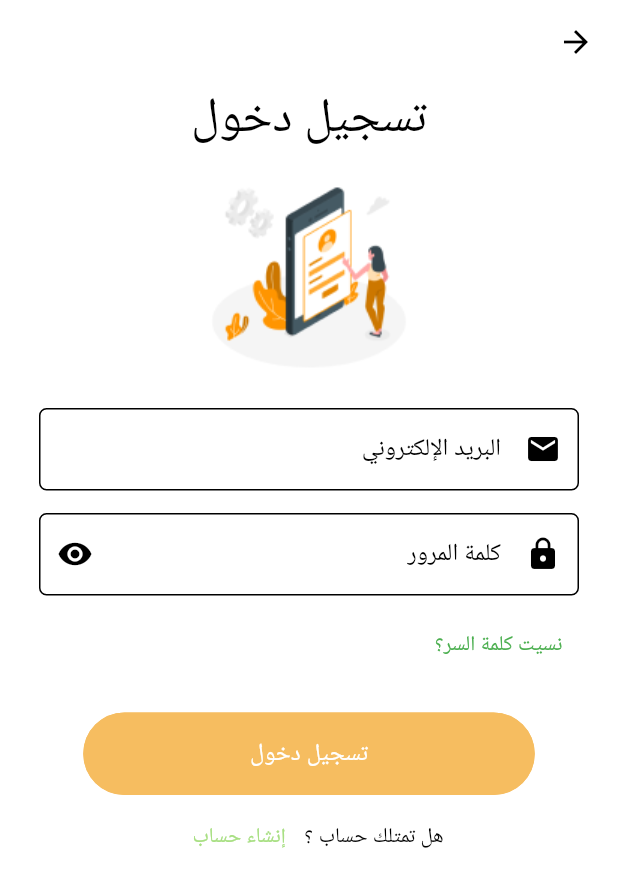
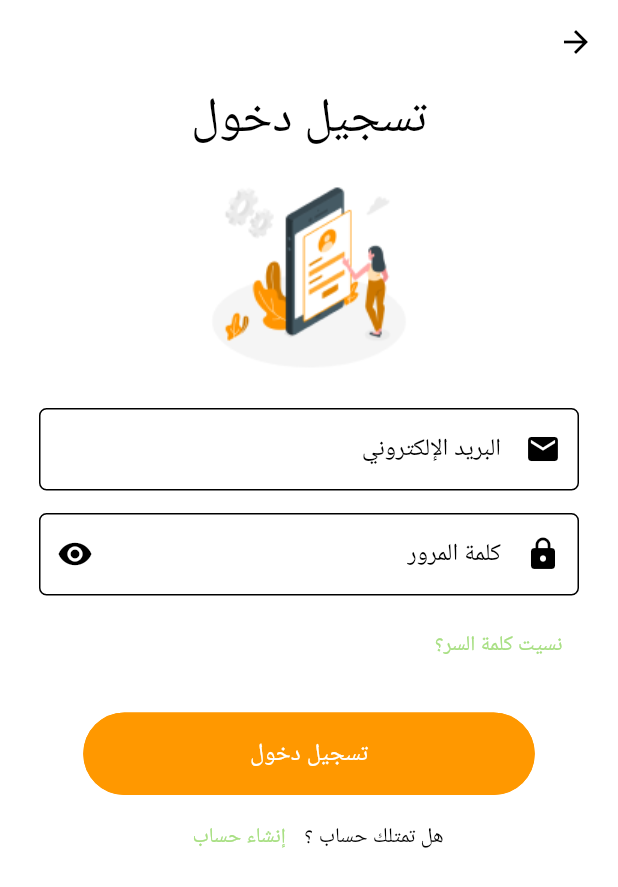
Before and after one commit to mom-food/momFood, a Flutter app: the SignInScreen screen opened by its route, on a phone screen of 412 x 824 dp. Shown: the top 887 px of the screen. Run offline on Flutter 3.47's test engine with Material 3 defaults, Android fonts, the phone set to English and light mode, and no system bars; our stand-ins replace app_links, firebase_auth, firebase_core, flutter_bloc, go_router, google_fonts and 3 more; accounts and stored records are empty; project files that could hold a hidden picture were left out.

Commit message:
new changes on colors

```diff
--- a/app/lib/View/Screens/Authentication/sign_in.dart
+++ b/app/lib/View/Screens/Authentication/sign_in.dart
@@ -68,7 +68,7 @@ class _SignInScreenState extends State<SignInScreen> {
                       },
                       child: const Text(
                         'نسيت كلمة السر؟',
-                        style: TextStyle(color: Colors.green),
+                        style: TextStyle(color: AppColors.primary2),
                       ),
                     ),
                   ],
@@ -82,10 +82,10 @@ class _SignInScreenState extends State<SignInScreen> {
                     await controller.signIn(context);
                   },
                   style: OutlinedButton.styleFrom(
-                    foregroundColor: Colors.white,
+                    foregroundColor: AppColors.textColor2,
                     minimumSize: const Size(301, 55),
-                    backgroundColor: const Color(0xFFF6BD60),
-                    side: const BorderSide(color: Color(0xFFF6BD60)),
+                    backgroundColor:  AppColors.primary1,
+                    side: const BorderSide(color:  AppColors.primary1),
                   ),
                   child: controller.loading
                       ? const CircularProgressIndicator()
```
